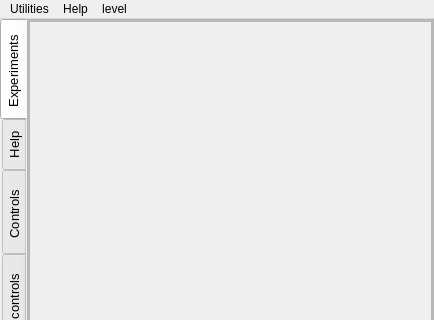
First picture: the form in SEEL_Apps/templates/single_col_exp.ui, repository jithinbp/SEELablet-apps, before the edit; both pictures show x 0 to 434 and y 0 to 320 of the 434 by 667 pixel window.
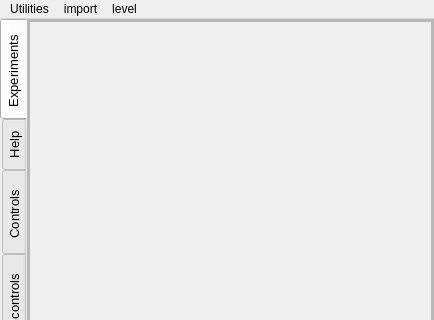
Second picture: the form after the edit.

The edit to the form file:
```diff
--- a/SEEL_Apps/templates/single_col_exp.ui
+++ b/SEEL_Apps/templates/single_col_exp.ui
@@ -503,7 +503,7 @@
    </widget>
    <widget class="QMenu" name="menuHelp">
     <property name="title">
-     <string>Help</string>
+     <string>import</string>
     </property>
    </widget>
    <widget class="QMenu" name="menuLevel">
```
Left out of the diff: 28 changed lines with no effect on the pictures.
